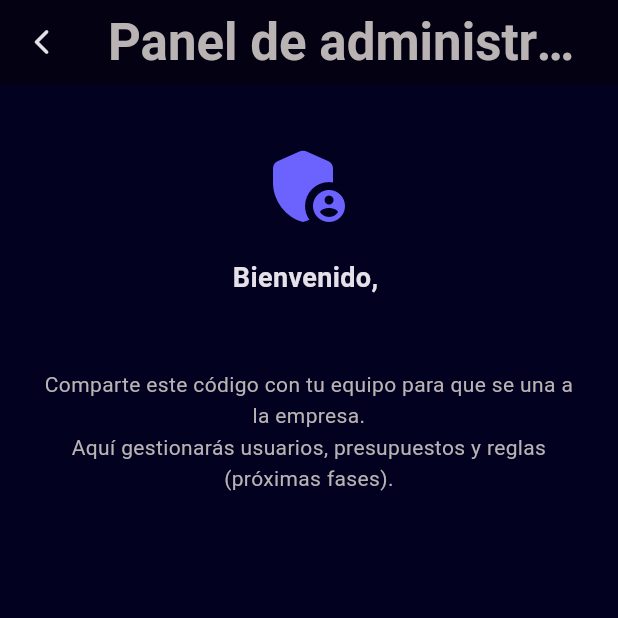
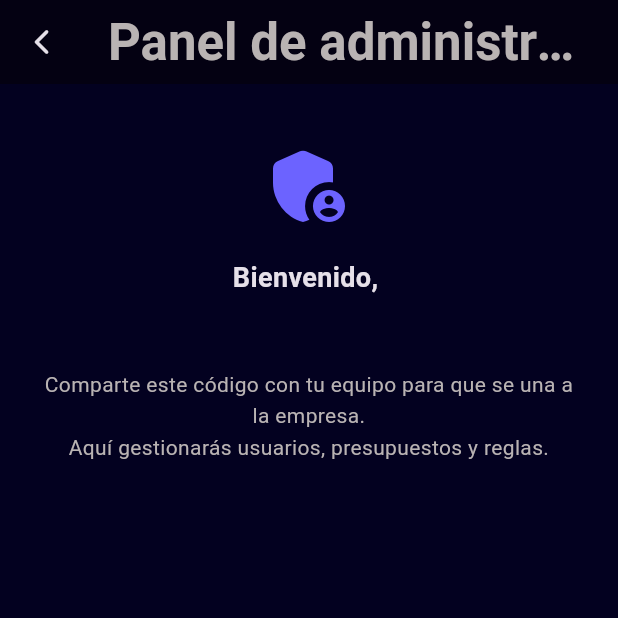
Before and after one commit to Dagofher/Trakio-Flutter, a Flutter app: the AdminPanelPage screen opened by its route, on a phone screen of 412 x 824 dp, the top half of it. Run offline on Flutter 3.47's test engine with Material 3 defaults, Android fonts, the phone set to English and light mode, and no system bars; our stand-ins replace cloud_firestore, connectivity_plus, firebase_auth, firebase_core, firebase_storage, flutter_map and 6 more; missing offline and left inert: app_settings, google_mlkit_text_recognition; accounts and stored records are empty.

Commit message:
fix: update text in AdminPanelPage to clarify user management features

```diff
--- a/lib/pages/admin_panel_page.dart
+++ b/lib/pages/admin_panel_page.dart
@@ -56,7 +56,7 @@ class AdminPanelPage extends ConsumerWidget {
             const SizedBox(height: 24),
             const Text(
               'Comparte este código con tu equipo para que se una a la empresa.\n'
-              'Aquí gestionarás usuarios, presupuestos y reglas (próximas fases).',
+              'Aquí gestionarás usuarios, presupuestos y reglas.',
               textAlign: TextAlign.center,
               style: TextStyle(color: AppColors.textColor, height: 1.5),
             ),
```
